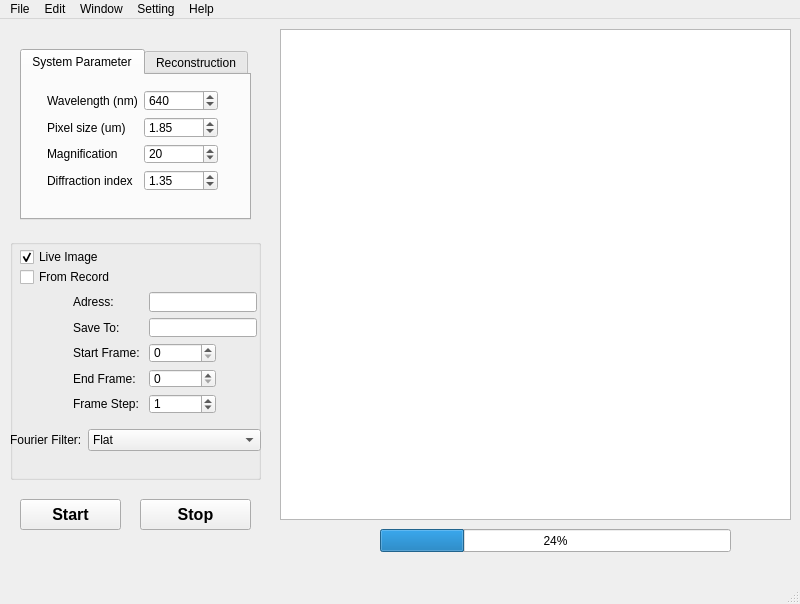
Old version of the form Lei Temp/UI file/DHM_main.ui in the repository YipLab/DHM.
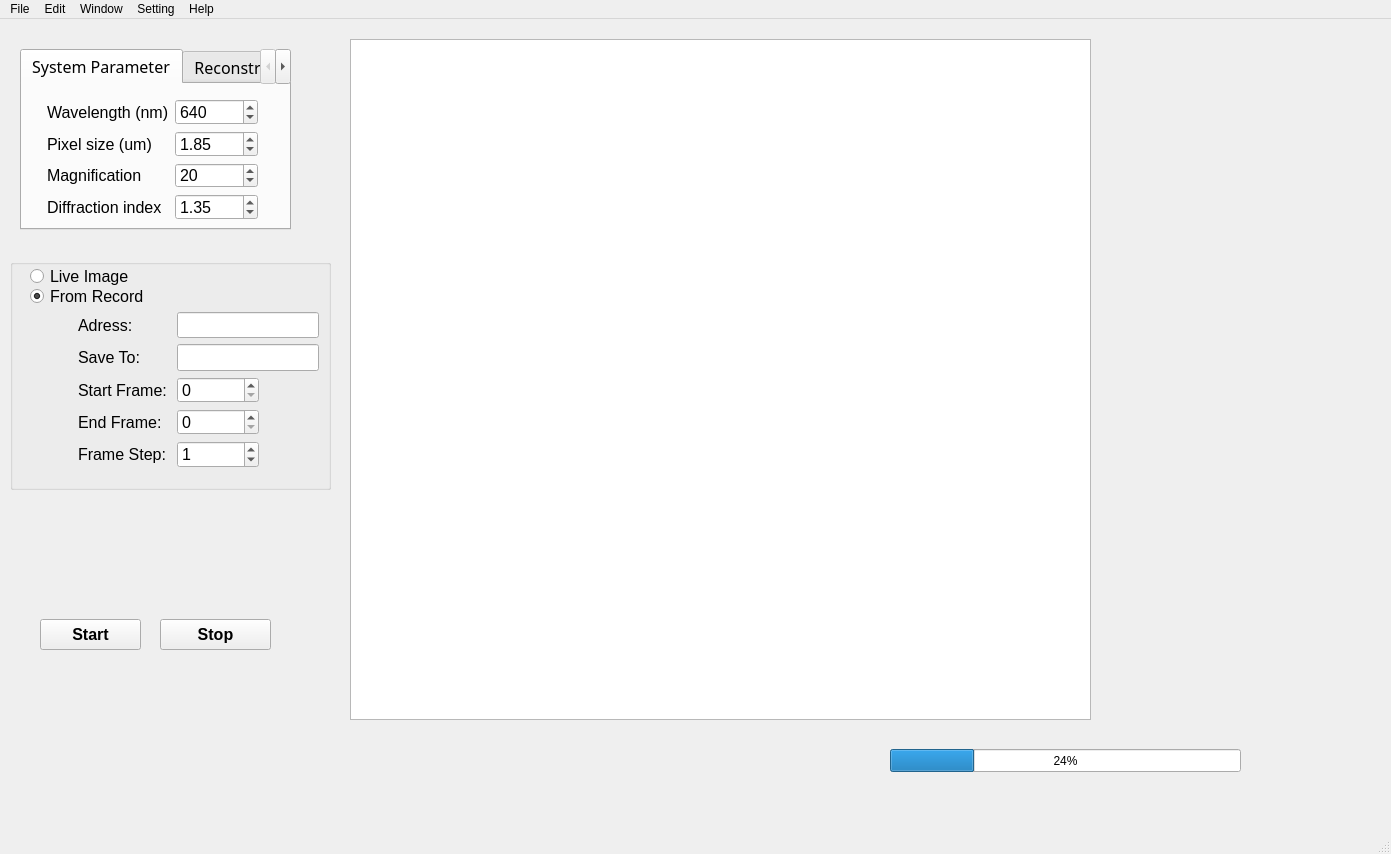
New version of the form.

```diff
--- a/Lei Temp/UI file/DHM_main.ui
+++ b/Lei Temp/UI file/DHM_main.ui
@@ -6,10 +6,16 @@
    <rect>
     <x>0</x>
     <y>0</y>
-    <width>800</width>
-    <height>604</height>
+    <width>1391</width>
+    <height>854</height>
    </rect>
   </property>
+  <property name="sizePolicy">
+   <sizepolicy hsizetype="Preferred" vsizetype="Preferred">
+    <horstretch>0</horstretch>
+    <verstretch>0</verstretch>
+   </sizepolicy>
+  </property>
   <property name="windowTitle">
    <string>MainWindow</string>
   </property>
@@ -17,10 +23,10 @@
    <widget class="QGraphicsView" name="graphicsView">
     <property name="geometry">
      <rect>
-      <x>280</x>
-      <y>10</y>
-      <width>511</width>
-      <height>491</height>
+      <x>350</x>
+      <y>20</y>
+      <width>741</width>
+      <height>681</height>
      </rect>
     </property>
     <property name="minimumSize">
@@ -33,8 +39,8 @@
    <widget class="QProgressBar" name="progressBar">
     <property name="geometry">
      <rect>
-      <x>380</x>
-      <y>510</y>
+      <x>890</x>
+      <y>730</y>
       <width>351</width>
       <height>23</height>
      </rect>
@@ -48,10 +54,16 @@
      <rect>
       <x>20</x>
       <y>30</y>
-      <width>231</width>
-      <height>171</height>
+      <width>271</width>
+      <height>181</height>
      </rect>
     </property>
+    <property name="font">
+     <font>
+      <family>Agency FB</family>
+      <pointsize>12</pointsize>
+     </font>
+    </property>
     <property name="currentIndex">
      <number>0</number>
     </property>
@@ -64,8 +76,8 @@
        <rect>
         <x>20</x>
         <y>10</y>
-        <width>181</width>
-        <height>111</height>
+        <width>221</width>
+        <height>131</height>
        </rect>
       </property>
       <layout class="QFormLayout" name="Formatlayout">
@@ -86,7 +98,7 @@
          <property name="font">
           <font>
            <family>Arial</family>
-           <pointsize>9</pointsize>
+           <pointsize>12</pointsize>
           </font>
          </property>
          <property name="frameShape">
@@ -99,6 +111,12 @@
        </item>
        <item row="0" column="1">
         <widget class="QDoubleSpinBox" name="wavelengthDoubleSpinBox">
+         <property name="font">
+          <font>
+           <family>Arial</family>
+           <pointsize>12</pointsize>
+          </font>
+         </property>
          <property name="decimals">
           <number>0</number>
          </property>
@@ -121,6 +139,7 @@
          <property name="font">
           <font>
            <family>Arial</family>
+           <pointsize>12</pointsize>
           </font>
          </property>
          <property name="text">
@@ -130,6 +149,12 @@
        </item>
        <item row="1" column="1">
         <widget class="QDoubleSpinBox" name="pixelSizeDoubleSpinBox">
+         <property name="font">
+          <font>
+           <family>Arial</family>
+           <pointsize>12</pointsize>
+          </font>
+         </property>
          <property name="minimum">
           <double>0.100000000000000</double>
          </property>
@@ -149,6 +174,7 @@
          <property name="font">
           <font>
            <family>Arial</family>
+           <pointsize>12</pointsize>
           </font>
          </property>
          <property name="text">
@@ -158,6 +184,12 @@
        </item>
        <item row="2" column="1">
         <widget class="QDoubleSpinBox" name="magnificationDoubleSpinBox">
+         <property name="font">
+          <font>
+           <family>Arial</family>
+           <pointsize>12</pointsize>
+          </font>
+         </property>
          <property name="decimals">
           <number>0</number>
          </property>
@@ -177,6 +209,7 @@
          <property name="font">
           <font>
            <family>Arial</family>
+           <pointsize>12</pointsize>
           </font>
          </property>
          <property name="text">
@@ -186,6 +219,12 @@
        </item>
        <item row="3" column="1">
         <widget class="QDoubleSpinBox" name="diffractionIndexDoubleSpinBox">
+         <property name="font">
+          <font>
+           <family>Arial</family>
+           <pointsize>12</pointsize>
+          </font>
+         </property>
          <property name="maximum">
           <double>2.000000000000000</double>
          </property>
@@ -315,55 +354,27 @@
     <property name="geometry">
      <rect>
       <x>10</x>
-      <y>220</y>
-      <width>251</width>
-      <height>241</height>
+      <y>240</y>
+      <width>321</width>
+      <height>231</height>
      </rect>
     </property>
     <property name="font">
      <font>
       <family>Arial</family>
+      <pointsize>12</pointsize>
      </font>
     </property>
     <property name="title">
      <string/>
     </property>
-    <widget class="QCheckBox" name="checkBox">
-     <property name="geometry">
-      <rect>
-       <x>10</x>
-       <y>10</y>
-       <width>111</width>
-       <height>16</height>
-      </rect>
-     </property>
-     <property name="text">
-      <string>Live Image</string>
-     </property>
-     <property name="checked">
-      <bool>true</bool>
-     </property>
-    </widget>
-    <widget class="QCheckBox" name="checkBox_2">
-     <property name="geometry">
-      <rect>
-       <x>10</x>
-       <y>30</y>
-       <width>111</width>
-       <height>16</height>
-      </rect>
-     </property>
-     <property name="text">
-      <string>From Record</string>
-     </property>
-    </widget>
     <widget class="QWidget" name="formLayoutWidget_3">
      <property name="geometry">
       <rect>
        <x>20</x>
        <y>50</y>
-       <width>231</width>
-       <height>127</height>
+       <width>293</width>
+       <height>161</height>
       </rect>
      </property>
      <layout class="QFormLayout" name="formLayout_2">
@@ -420,6 +431,12 @@
       </item>
       <item row="2" column="1">
        <widget class="QDoubleSpinBox" name="startDoubleSpinBox">
+        <property name="sizePolicy">
+         <sizepolicy hsizetype="Minimum" vsizetype="Minimum">
+          <horstretch>0</horstretch>
+          <verstretch>0</verstretch>
+         </sizepolicy>
+        </property>
         <property name="decimals">
          <number>0</number>
         </property>
@@ -467,50 +484,41 @@
       </item>
      </layout>
     </widget>
-    <widget class="QWidget" name="formLayoutWidget_4">
+    <widget class="QRadioButton" name="radioButton">
      <property name="geometry">
       <rect>
-       <x>0</x>
-       <y>190</y>
-       <width>251</width>
-       <height>41</height>
+       <x>20</x>
+       <y>0</y>
+       <width>188</width>
+       <height>34</height>
       </rect>
      </property>
-     <layout class="QFormLayout" name="formLayout_3">
-      <item row="0" column="1">
-       <widget class="QComboBox" name="fourierFilterComboBox">
-        <item>
-         <property name="text">
-          <string>Flat</string>
-         </property>
-        </item>
-        <item>
-         <property name="text">
-          <string>Hann</string>
-         </property>
-        </item>
-        <item>
-         <property name="text">
-          <string>Hann with Apodization</string>
-         </property>
-        </item>
-       </widget>
-      </item>
-      <item row="0" column="0">
-       <widget class="QLabel" name="fourierFilterLabel">
-        <property name="text">
-         <string>Fourier Filter:</string>
-        </property>
-       </widget>
-      </item>
-     </layout>
+     <property name="text">
+      <string>Live Image</string>
+     </property>
+    </widget>
+    <widget class="QRadioButton" name="radioButton_2">
+     <property name="geometry">
+      <rect>
+       <x>20</x>
+       <y>20</y>
+       <width>188</width>
+       <height>34</height>
+      </rect>
+     </property>
+     <property name="text">
+      <string>From Record</string>
+     </property>
+     <property name="checked">
+      <bool>true</bool>
+     </property>
     </widget>
    </widget>
    <widget class="QPushButton" name="pushButton">
     <property name="geometry">
      <rect>
-      <x>20</x>
-      <y>480</y>
+      <x>40</x>
+      <y>600</y>
       <width>101</width>
       <height>31</height>
      </rect>
@@ -530,8 +538,8 @@
    <widget class="QPushButton" name="pushButton_2">
     <property name="geometry">
      <rect>
-      <x>140</x>
-      <y>480</y>
+      <x>160</x>
+      <y>600</y>
       <width>111</width>
       <height>31</height>
      </rect>
@@ -554,8 +562,8 @@
     <rect>
      <x>0</x>
      <y>0</y>
-     <width>800</width>
-     <height>22</height>
+     <width>1391</width>
+     <height>21</height>
     </rect>
    </property>
    <widget class="QMenu" name="menuFile">
```
Left out of the diff: 8 changed lines with no effect on the pictures.
